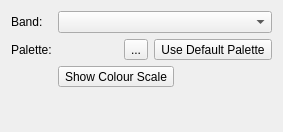
GPlates/GPlates, file src/qt-widgets/RasterLayerOptionsWidgetUi.ui: the form before one commit.
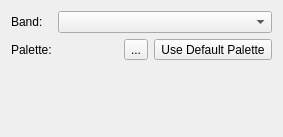
The form after the commit. Icons and pictures are not drawn.

Patch:
```diff
--- a/src/qt-widgets/RasterLayerOptionsWidgetUi.ui
+++ b/src/qt-widgets/RasterLayerOptionsWidgetUi.ui
@@ -1,22 +1,22 @@
 <?xml version="1.0" encoding="UTF-8"?>
 <ui version="4.0">
  <class>RasterLayerOptionsWidget</class>
- <widget class="QWidget" name="RasterLayerOptionsWidget">
-  <property name="geometry">
+ <widget class="QWidget" name="RasterLayerOptionsWidget" >
+  <property name="geometry" >
    <rect>
     <x>0</x>
     <y>0</y>
     <width>283</width>
-    <height>132</height>
+    <height>137</height>
    </rect>
   </property>
   <property name="windowTitle">
    <string>Layers</string>
   </property>
-  <layout class="QFormLayout" name="formLayout">
-   <item row="0" column="0">
-    <widget class="QLabel" name="band_label">
-     <property name="text">
+  <layout class="QGridLayout" name="gridLayout" >
+   <item row="0" column="0" >
+    <widget class="QLabel" name="band_label" >
+     <property name="text" >
       <string>Band:</string>
      </property>
     </widget>
@@ -79,40 +79,14 @@
      </layout>
     </widget>
    </item>
-   <item row="2" column="1">
-    <widget class="QWidget" name="show_colour_scale_widget" native="true">
-     <layout class="QHBoxLayout" name="horizontalLayout_5">
-      <property name="margin">
-       <number>0</number>
-      </property>
-      <item>
-       <widget class="QToolButton" name="show_colour_scale_button">
-        <property name="text">
-         <string>Show Colour Scale</string>
-        </property>
-        <property name="icon">
-         <iconset resource="../qt-resources/qt_widgets.qrc">
-          <normaloff>:/rainbow_16.png</normaloff>:/rainbow_16.png</iconset>
-        </property>
-        <property name="toolButtonStyle">
-         <enum>Qt::ToolButtonTextBesideIcon</enum>
-        </property>
-       </widget>
-      </item>
-      <item>
-       <spacer name="horizontalSpacer_2">
-        <property name="orientation">
-         <enum>Qt::Horizontal</enum>
-        </property>
-        <property name="sizeHint" stdset="0">
-         <size>
-          <width>85</width>
-          <height>20</height>
-         </size>
-        </property>
-       </spacer>
-      </item>
-     </layout>
+   <item row="2" column="1" >
+    <widget class="QWidget" native="1" name="colour_scale_placeholder_widget" >
+     <property name="sizePolicy" >
+      <sizepolicy vsizetype="Expanding" hsizetype="Expanding" >
+       <horstretch>0</horstretch>
+       <verstretch>0</verstretch>
+      </sizepolicy>
+     </property>
     </widget>
    </item>
   </layout>
```
Left out of the diff: 64 changed lines with no effect on the pictures.
